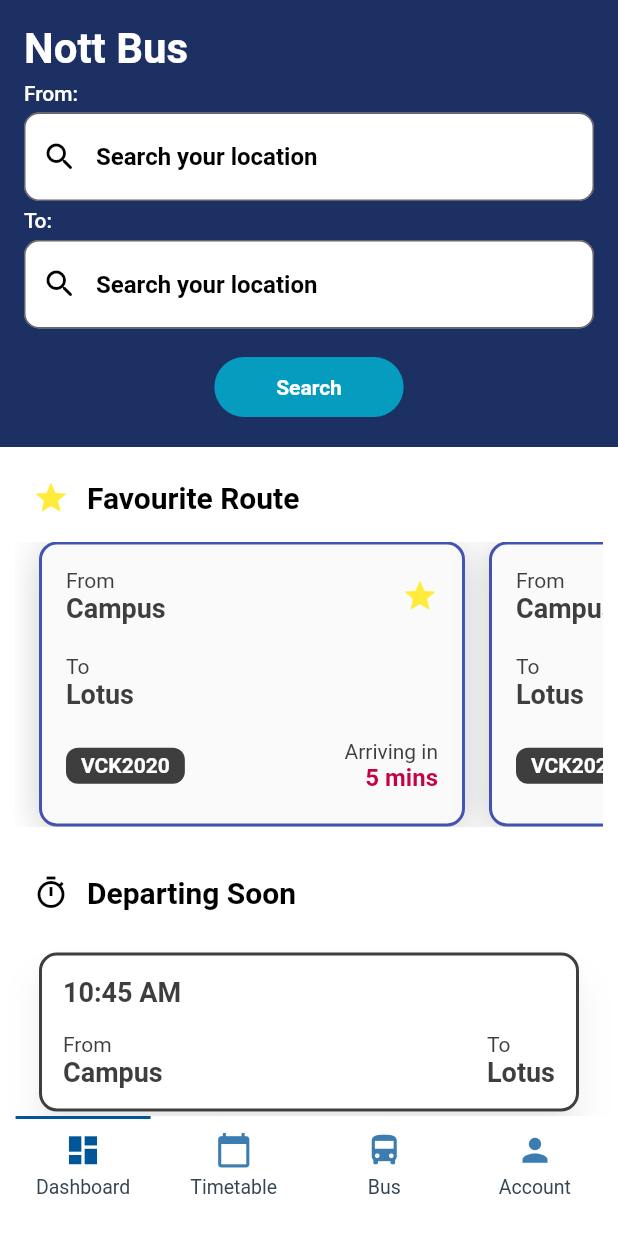
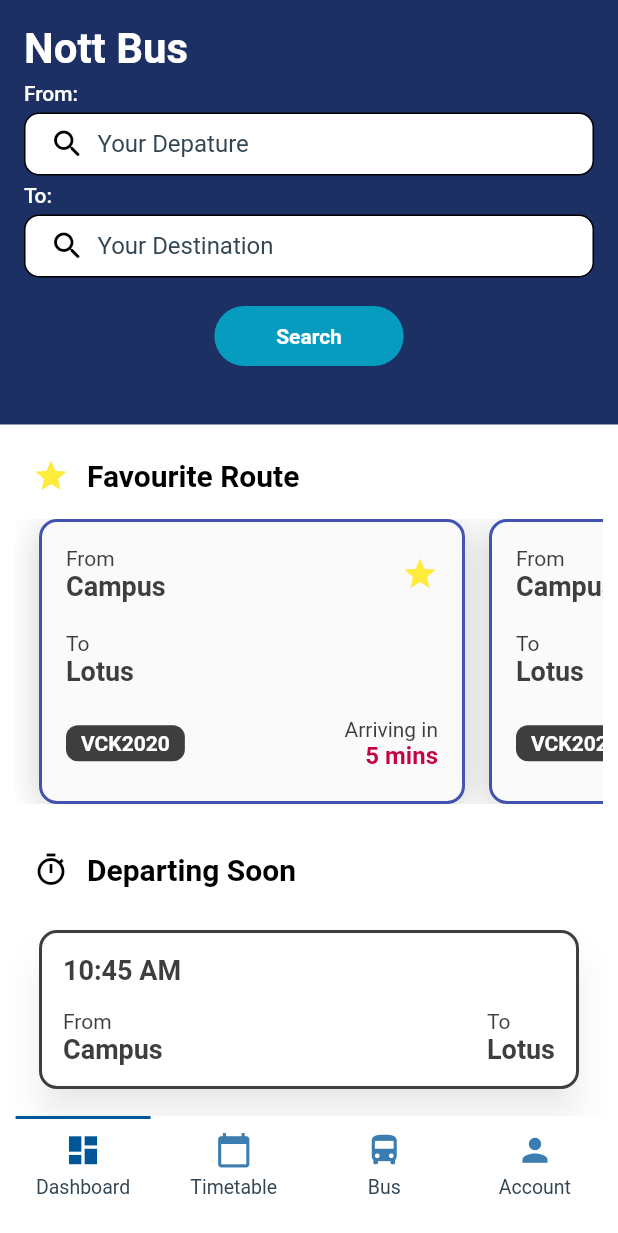
Before and after one commit to UoN-Computer-Science-Society/Nott-A-Student, a Flutter app: the Bus screen opened by its route, on a phone screen of 412 x 824 dp. Shown: the top 1233 px of the screen. Run offline on Flutter 3.47's test engine with Material 2 defaults, Android fonts, the phone set to English and light mode, and no system bars; our stand-ins replace appwrite, bloc, dio, easy_stepper, equatable, flutter_bloc and 5 more; accounts and stored records are empty; network calls fail; Roboto replaces fonts that are missing (Nimbus Sans L, Poppins, Work Sans); project files that could hold a hidden picture were left out.

Commit message:
Gele's commit

```diff
--- a/lib/main.dart
+++ b/lib/main.dart
@@ -7,6 +7,7 @@ import 'package:nott_a_student/src/features/auth/domain/auth_repo.dart';
 import 'package:nott_a_student/src/features/auth/domain/auth_status.dart';
 import 'package:nott_a_student/src/features/auth/presentation/cubit/login_cubit.dart';
 import 'package:nott_a_student/src/features/auth/presentation/view/login.dart';
+import 'package:nott_a_student/src/features/bus/presentation/cubit/location_cubit.dart';
 import 'package:nott_a_student/src/features/dashboard/presentation/cubit/news_type_cubit.dart';
 import 'package:nott_a_student/src/features/dashboard/presentation/views/dashboard.dart';
 import 'package:nott_a_student/src/presentation/cubit/cubit/bottom_nav_bar_cubit.dart';
@@ -43,6 +44,7 @@ class _MyAppState extends State<MyApp> {
         BlocProvider(
           create: (context) => LoginCubit(authRepo: AuthRepository()),
         ),
+        BlocProvider(create: (context) => LocationCubit()),
         BlocProvider(
           create: (BuildContext context) => NewsTypeCubit(),
         ),
--- /dev/null
+++ b/lib/src/features/bus/presentation/cubit/location_cubit.dart
@@ -0,0 +1,43 @@
+import 'package:bloc/bloc.dart';
+import 'package:equatable/equatable.dart';
+
+part 'location_state.dart';
+
+class LocationCubit extends Cubit<LocationState> {
+  String selectedLocation = '';
+
+  LocationCubit() : super(const LocationState());
+
+  void selectedDepature(String location) {
+    emit(state.copyWith(depature: location));
+
+    print(state.depature);
+  }
+
+  void selectedDestination(String location) {
+    emit(state.copyWith(destination: location));
+
+    print(state.destination);
+  }
+
+  // ignore: non_constant_identifier_names
+  Future<void> onClickSearchBus() async {
+    print('Departure: ${state.depature}, Destination: ${state.destination}');
+
+    String route = '${state.depature} To ${state.destination}';
+    emit(state.copyWith(route: route));
+    print(state.route);
+  }
+
+  // ignore: non_constant_identifier_names
+  Future<void> filterLocation_Campus() async {
+    // depature != Campus, destination == Campus
+    if (state.depature != "Campus") {
+      emit(state.copyWith(destination: "Campus"));
+    } /* else if (state.depature == state.destination){
+      emit(const InvalidLocation(errorMessage: "Do not choose same location"));
+    }else {
+      emit(const InvalidLocation(errorMessage: "Invalid Location"));
+    }  */
+  }
+}
--- /dev/null
+++ b/lib/src/features/bus/presentation/cubit/location_state.dart
@@ -0,0 +1,36 @@
+part of 'location_cubit.dart';
+
+class LocationState extends Equatable {
+  final String depature;
+  final String destination;
+  final String route;
+
+  const LocationState({
+    this.depature = '',
+    this.destination = '',
+    this.route = '',
+  });
+
+  LocationState copyWith({
+    String? depature,
+    String? destination,
+    String? route,
+  }) {
+    return LocationState(
+      depature: depature ?? this.depature,
+      destination: destination ?? this.destination,
+      route: route ?? this.route,
+    );
+  }
+
+  @override
+  List<Object?> get props => [depature, destination, route];
+}
+
+class InvalidLocation extends LocationState {
+  final String errorMessage;
+
+  const InvalidLocation({required this.errorMessage});
+  @override
+  List<Object> get props => [errorMessage];
+}
--- a/lib/src/features/bus/presentation/widgets/bus_homepage/busDepartureCard/busDepartureCard.dart
+++ b/lib/src/features/bus/presentation/widgets/bus_homepage/busDepartureCard/busDepartureCard.dart
@@ -1,8 +1,6 @@
 import 'package:flutter/material.dart';
-import 'package:gap/gap.dart';
 import 'package:nott_a_student/src/features/bus/presentation/widgets/bus_homepage/busDepartureCard/busDepartureCardDetails.dart';
 import 'package:nott_a_student/src/features/bus/presentation/widgets/bus_homepage/busDepartureCard/headerbusDeparturing.dart';
-import 'package:nott_a_student/src/features/dashboard/presentation/widgets/scrollBehaviour.dart';
 
 class BusDepartureCard extends StatelessWidget {
   const BusDepartureCard({super.key});
@@ -17,18 +15,9 @@ class BusDepartureCard extends StatelessWidget {
           const HeaderBusDepartureCard(),
           //const Gap(5),
           busDepartureCardDetails(),
-          /* Expanded(
-            child: ScrollConfiguration(
-              behavior: scrollBehaviour(),
-              child: ListView.builder(
-                physics: const ClampingScrollPhysics(),
-                itemCount: 10, // Replace with the number of items you want to display
-                itemBuilder: (context, index) {
-                  return const busDepartureCardDetails();
-                },
-              ),
-            ),
-          ), */
+          busDepartureCardDetails(),
+          busDepartureCardDetails(),
+          busDepartureCardDetails(),
         ],
       ),
     );
--- a/lib/src/features/bus/presentation/widgets/bus_homepage/header_homepage/headerContainer.dart
+++ b/lib/src/features/bus/presentation/widgets/bus_homepage/header_homepage/headerContainer.dart
@@ -1,8 +1,11 @@
 import 'package:flutter/material.dart';
+import 'package:flutter_bloc/flutter_bloc.dart';
 import 'package:gap/gap.dart';
+import 'package:nott_a_student/src/features/bus/presentation/cubit/location_cubit.dart';
 import 'package:nott_a_student/src/features/bus/presentation/widgets/bus_homepage/header_homepage/header.dart';
-import 'package:nott_a_student/src/features/bus/presentation/widgets/bus_homepage/header_homepage/searchBar.dart';
+import 'package:nott_a_student/src/features/bus/presentation/widgets/bus_homepage/header_homepage/searchBarDestination.dart';
 import 'package:nott_a_student/src/features/bus/presentation/widgets/bus_homepage/header_homepage/searchButton.dart';
+import 'package:nott_a_student/src/features/bus/presentation/widgets/bus_homepage/header_homepage/searchBarDeparture.dart';
 
 class HeaderContainer extends StatelessWidget {
   const HeaderContainer({super.key});
@@ -13,24 +16,9 @@ class HeaderContainer extends StatelessWidget {
     return Container(
       color: const Color(0xFF1C3064), // Set the color of the Container
       padding: const EdgeInsets.all(16.0),
-/*       decoration: const ShapeDecoration(
-        //color: Color(0xFF1C3064),
-        shape: RoundedRectangleBorder(
-          borderRadius: BorderRadius.only(
-            bottomLeft: Radius.circular(16),
-            bottomRight: Radius.circular(16),
-          ),
-        ),
-        shadows: [
-          BoxShadow(
-            color: Color(0x33454745),
-            blurRadius: 20,
-            offset: Offset(0, 8),
-            spreadRadius: 0,
-          )
-        ],
-      ), */
-      child: Column(
+      child: BlocBuilder<LocationCubit, LocationState>(
+        builder: (context, state) {
+          return Column(
             crossAxisAlignment: CrossAxisAlignment.start,
             children: [
               const Header(),
@@ -45,7 +33,7 @@ class HeaderContainer extends StatelessWidget {
                 ),
               ]),
               const Gap(5),
-          const searchBar(),
+              const searchBarDeparture(),
               const Gap(5),
               Row(children: [
                 Text(
@@ -57,10 +45,14 @@ class HeaderContainer extends StatelessWidget {
                 ),
               ]),
               const Gap(5),
-          const searchBar(),
+              const searchBarDestination(),
               const Gap(15),
-          const searchButton()
+              const searchButton(),
+              Text(state.route,
+                  style: const TextStyle(color: Colors.white, fontSize: 16)),
             ],
+          );
+        },
       ),
     );
   }
--- a/lib/src/features/bus/presentation/widgets/bus_homepage/header_homepage/searchBar.dart
+++ /dev/null
@@ -1,29 +0,0 @@
-import 'package:flutter/material.dart';
-
-// ignore: camel_case_types
-class searchBar extends StatelessWidget {
-  const searchBar({
-    super.key,
-  });
-
-  @override
-  Widget build(BuildContext context) {
-    return const TextField(
-      style: TextStyle(color: Colors.white), // Set the text color to white
-      decoration: InputDecoration(
-        filled: true, // This is important for fillColor to work
-        fillColor: Colors.white, // Set the color of the TextField
-        prefixIcon:
-            Icon(Icons.search_rounded, color: Colors.black), // Icon color
-        hintText: 'Search your location',
-        hintStyle: TextStyle(
-            fontFamily: 'Work Sans', color: Colors.black), // Hint text color
-        border: OutlineInputBorder(
-          borderRadius: BorderRadius.all(
-            Radius.circular(10.0), // Adjust the radius as needed
-          ),
-        ),
-      ),
-    );
-  }
-}
--- /dev/null
+++ b/lib/src/features/bus/presentation/widgets/bus_homepage/header_homepage/searchBarDeparture.dart
@@ -0,0 +1,64 @@
+import 'package:flutter/material.dart';
+import 'package:flutter_bloc/flutter_bloc.dart';
+import 'package:nott_a_student/src/features/bus/presentation/cubit/location_cubit.dart';
+import 'package:nott_a_student/src/features/bus/presentation/widgets/bus_homepage/busDialog/DepatureDialog.dart';
+
+class searchBarDeparture extends StatelessWidget {
+  const searchBarDeparture({
+    super.key,
+  });
+
+  @override
+  Widget build(BuildContext context) {
+    return InkWell(
+      onTap: (() {
+        showDialog(
+            context: context,
+            builder: (BuildContext diaglofcontext) {
+              return const DepatureDialog();
+            });
+      }),
+      child: Container(
+        padding: const EdgeInsets.symmetric(horizontal: 16.0, vertical: 8.0),
+        decoration: BoxDecoration(
+          color: Colors.white,
+          borderRadius: BorderRadius.circular(10.0),
+          border: Border.all(
+            color: Colors.black,
+            width: 1.0,
+          ),
+        ),
+        child: Row(
+          children: [
+            Icon(Icons.search_rounded, color: Colors.black),
+            SizedBox(width: 8.0),
+            InkWell(
+              child: BlocBuilder<LocationCubit, LocationState>(
+                builder: (context, state) {
+                  return InkWell(
+                    onTap: () => _showDepartureDialog(context),
+                    child: BlocListener<LocationCubit, LocationState>(
+                      listener: (context, state) {
+                        context.read<LocationCubit>().filterLocation_Campus();
+                      },
+                      child: Text(
+                          state.depature.isEmpty
+                              ? 'Your Depature'
+                              : state.depature,
+                          style: const TextStyle(fontSize: 16)),
+                    ),
+                  );
+                },
+              ),
+            ),
+          ],
+        ),
+      ),
+    );
+  }
+
+  void _showDepartureDialog(BuildContext context) {
+    String selectedLocation = "";
+    context.read<LocationCubit>().selectedDepature(selectedLocation);
+  }
+}
--- /dev/null
+++ b/lib/src/features/bus/presentation/widgets/bus_homepage/header_homepage/searchBarDestination.dart
@@ -0,0 +1,59 @@
+import 'package:flutter/material.dart';
+import 'package:flutter_bloc/flutter_bloc.dart';
+import 'package:nott_a_student/src/features/bus/presentation/cubit/location_cubit.dart';
+import 'package:nott_a_student/src/features/bus/presentation/widgets/bus_homepage/busDialog/DestinationDialog.dart';
+
+class searchBarDestination extends StatelessWidget {
+  const searchBarDestination({
+    super.key,
+  });
+
+  @override
+  Widget build(BuildContext context) {
+    return InkWell(
+      onTap: (() {
+        showDialog(
+            context: context,
+            builder: (BuildContext diaglofcontext) {
+              return const DestinationDialog();
+            });
+      }),
+      child: Container(
+        padding: const EdgeInsets.symmetric(horizontal: 16.0, vertical: 8.0),
+        decoration: BoxDecoration(
+          color: Colors.white,
+          borderRadius: BorderRadius.circular(10.0),
+          border: Border.all(
+            color: Colors.black,
+            width: 1.0,
+          ),
+        ),
+        child: Row(
+          children: [
+            Icon(Icons.search_rounded, color: Colors.black),
+            SizedBox(width: 8.0),
+            InkWell(
+              child: BlocBuilder<LocationCubit, LocationState>(
+                builder: (context, state) {
+                  return InkWell(
+                    onTap: () => _showDepartureDialog(context),
+                    child: Text(
+                        state.destination.isEmpty
+                            ? 'Your Destination'
+                            : state.destination,
+                        style: const TextStyle(fontSize: 16)),
+                  );
+                },
+              ),
+            ),
+          ],
+        ),
+      ),
+    );
+  }
+
+  void _showDepartureDialog(BuildContext context) {
+    String selectedLocation = "";
+    context.read<LocationCubit>().selectedDestination(selectedLocation);
+  }
+}
--- a/pubspec.yaml
+++ b/pubspec.yaml
@@ -44,11 +44,13 @@ dependencies:
   localstorage: ^4.0.1+4
   shared_preferences: ^2.2.1
   intl: ^0.18.1
+  bloc: ^8.1.2
 
 dev_dependencies:
   flutter_lints: ^2.0.0
   flutter_test:
     sdk: flutter
+  url_launcher: ^6.0.9
 
 # For information on the generic Dart part of this file, see the
 # following page: https://dart.dev/tools/pub/pubspec
@@ -67,6 +69,10 @@ flutter:
   # To add assets to your application, add an assets section, like this:
   assets:
     - lib/src/utils/constants/dept.json
+    - lib/src/utils/resources/bus_image/UNM_Campus.jpg
+    - lib/src/utils/resources/bus_image/UNM_Campus2.jpg
+
+
   #   - images/a_dot_ham.jpeg
   # An image asset can refer to one or more resolution-specific "variants", see
   # https://flutter.dev/assets-and-images/#resolution-aware
```
Also changed, not shown: lib/src/features/bus/presentation/views/locationview.dart (added, +81 -0 lines), lib/src/features/bus/presentation/widgets/bus_homepage/busDialog/DepartureSearchItem.dart (added, +64 -0 lines), lib/src/features/bus/presentation/widgets/bus_homepage/busDialog/DepatureDialog.dart (added, +44 -0 lines), lib/src/features/bus/presentation/widgets/bus_homepage/busDialog/DestinationDialog.dart (added, +44 -0 lines), lib/src/features/bus/presentation/widgets/bus_homepage/busDialog/DestinationSearchItem.dart (added, +64 -0 lines), lib/src/features/bus/presentation/widgets/bus_homepage/header_homepage/searchButton.dart (+7 -0 lines), lib/src/utils/resources/bus_image/UNM_Campus.jpg (added), lib/src/utils/resources/bus_image/UNM_Campus2.jpg (added), pubspec.lock. Lines whose indentation alone changed are shown as unchanged.
